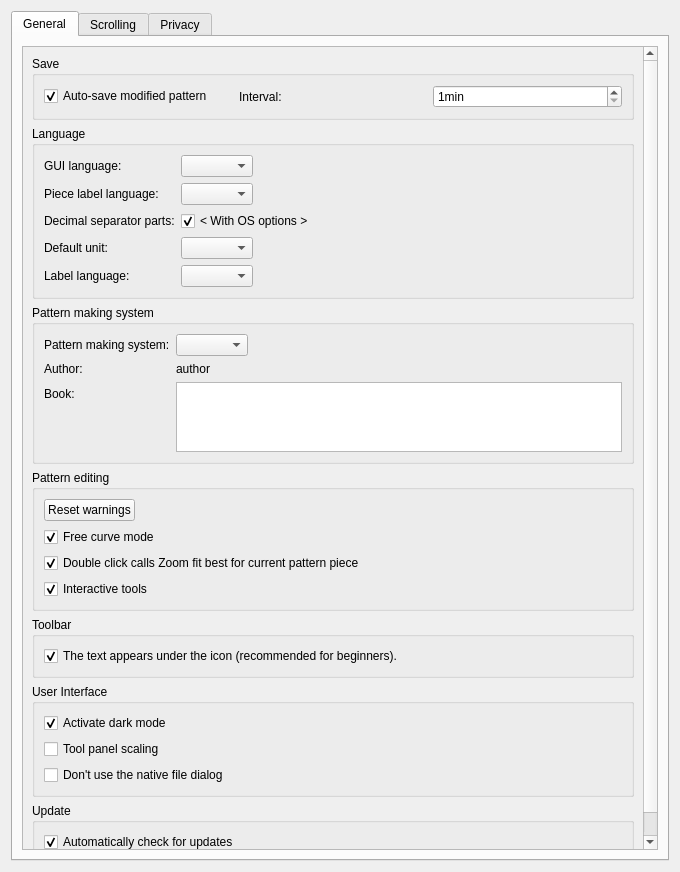
Old version of the form src/app/valentina/dialogs/configpages/preferencesconfigurationpage.ui in the repository dismine/valentina.
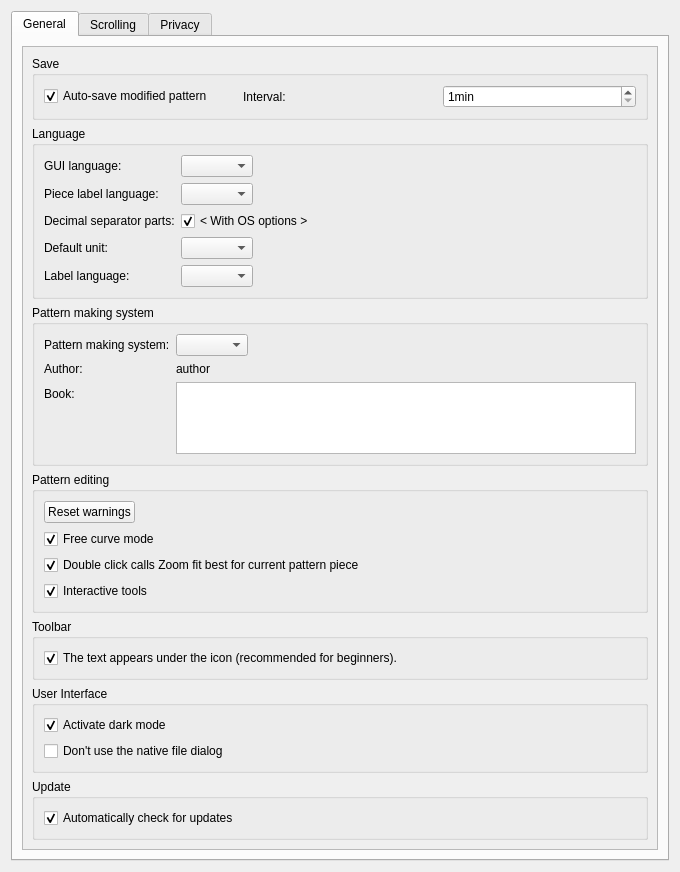
New version of the form.

Commit message: Tool box redesign.

The edit to the form file:
```diff
--- a/src/app/valentina/dialogs/configpages/preferencesconfigurationpage.ui
+++ b/src/app/valentina/dialogs/configpages/preferencesconfigurationpage.ui
@@ -35,7 +35,7 @@
             <x>0</x>
             <y>0</y>
             <width>624</width>
-            <height>898</height>
+            <height>869</height>
            </rect>
           </property>
           <layout class="QVBoxLayout" name="verticalLayout_2">
@@ -296,16 +296,6 @@
                 </property>
                </widget>
               </item>
-              <item>
-               <widget class="QCheckBox" name="checkBoxToolPanelScaling">
-                <property name="toolTip">
-                 <string>Change the position of the tool panel to optimize for big screen resolutions. By default, the tool panel will take all available space.</string>
-                </property>
-                <property name="text">
-                 <string>Tool panel scaling</string>
-                </property>
-               </widget>
-              </item>
               <item>
                <widget class="QCheckBox" name="checkBoxDontUseNativeDialog">
                 <property name="text">
```
The commit also changes 25 other files.
